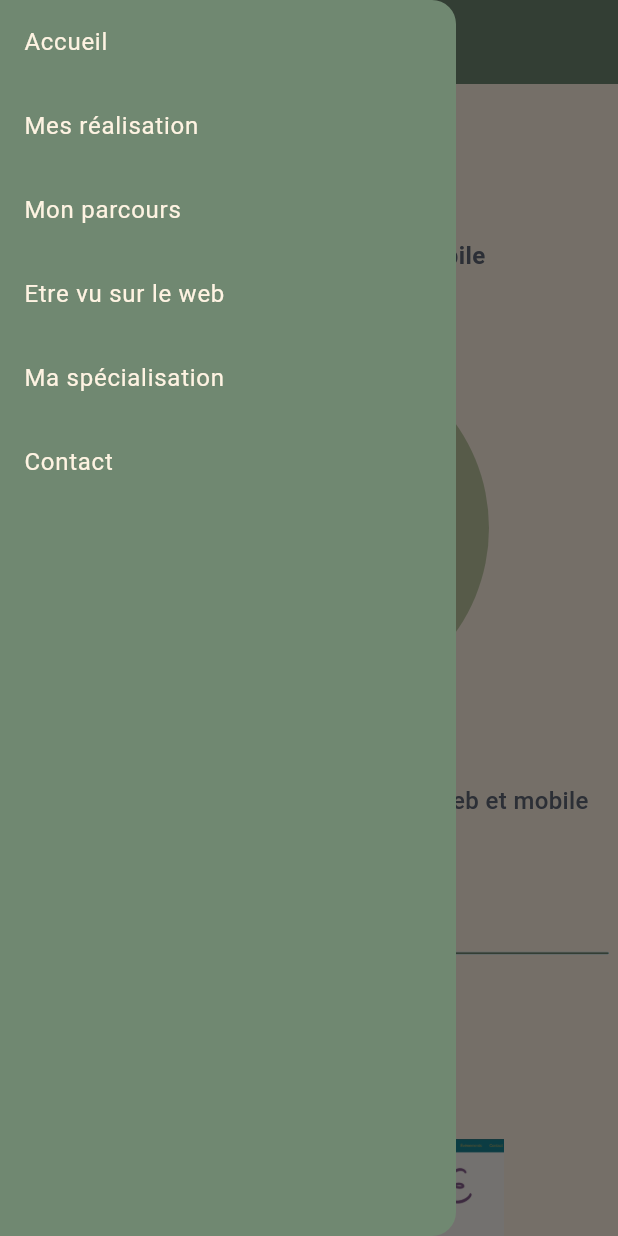
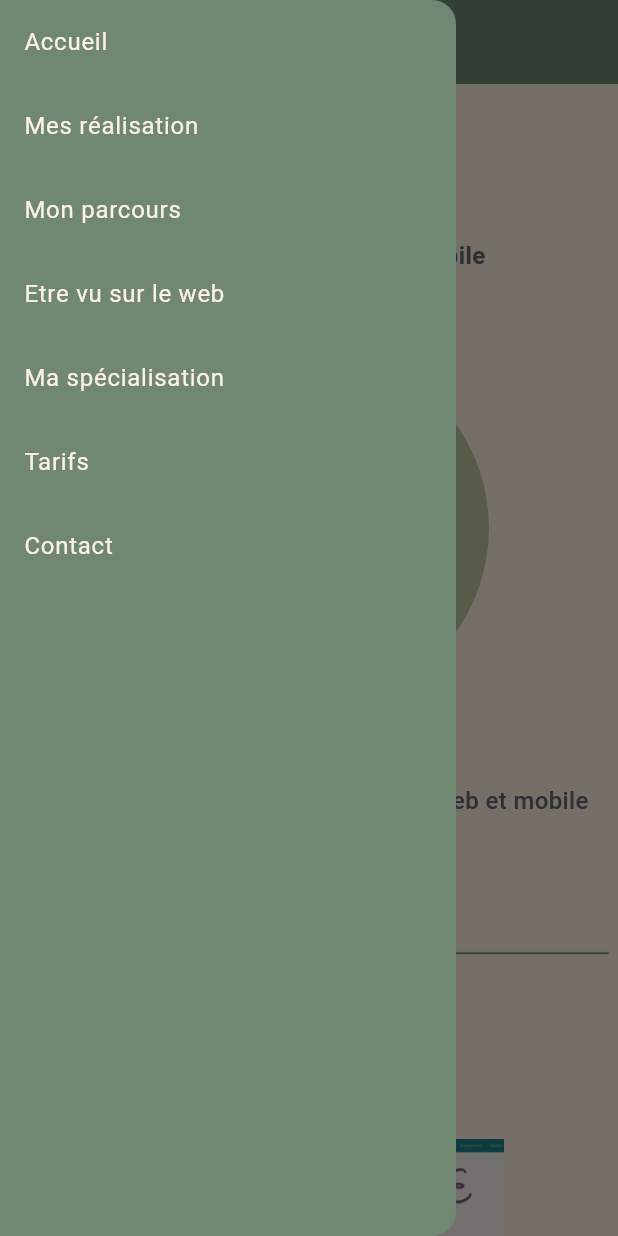
Before and after one commit to pickypou/mon_site_cv, a Flutter app: the screen it shows after launch, with the side drawer open, on a phone screen of 412 x 824 dp. Run offline on Flutter 3.47's test engine with Material 3 defaults, Android fonts, the phone set to English and light mode, and no system bars; our stand-ins replace cloud_firestore, cloud_functions, firebase_core, firebase_storage, get_it, go_router and 2 more; accounts and stored records are empty; statements that could not run were skipped.

Commit message:
ajout section tarifs

```diff
--- a/lib/ui/common/widgets/custom_appbar.dart
+++ b/lib/ui/common/widgets/custom_appbar.dart
@@ -51,6 +51,7 @@ class CustomAppBar extends StatelessWidget implements PreferredSizeWidget {
             _buildNavItem(context, 'Mon parcours', 'parcours'),
             _buildNavItem(context, 'Etre vu sur le web', 'viewWeb'),
             _buildNavItem(context, 'Ma spécialisation', 'flutter'),
+            _buildNavItem(context, 'Tarifs', 'tarifs'),
             _buildNavItem(context, 'Contact', 'contact'),
           ],
       ],
@@ -79,6 +80,7 @@ class CustomDrawer extends StatelessWidget {
   final GlobalKey parcours;
   final GlobalKey viewWeb;
   final GlobalKey flutter;
+  final GlobalKey tarifs;
   final GlobalKey contact;
 
   const CustomDrawer({
@@ -88,6 +90,7 @@ class CustomDrawer extends StatelessWidget {
     required this.parcours,
     required this.viewWeb,
     required this.flutter,
+    required this.tarifs,
     required this.contact,
   });
 
@@ -145,6 +148,13 @@ class CustomDrawer extends StatelessWidget {
             },
           ),
           ListTile(
+            title: Text('Tarifs', style: TextStyle(color: Theme.of(context).colorScheme.surface)),
+            onTap: () {
+              _scrollToSection(tarifs);
+              Navigator.pop(context);
+            },
+          ),
+          ListTile(
             title: Text('Contact', style: TextStyle(color: Theme.of(context).colorScheme.surface)),
             onTap: () {
               _scrollToSection(contact);
--- a/lib/ui/viewall_module/view_all.dart
+++ b/lib/ui/viewall_module/view_all.dart
@@ -1,6 +1,7 @@
 import 'package:flutter/material.dart';
 import 'package:mon_site_cv/ui/contact/contact_view.dart';
 import 'package:mon_site_cv/ui/raison_flutter/raison_flutter.dart';
+import 'package:mon_site_cv/ui/tarifs_page/tarifs_page.dart';
 
 import '../common/widgets/custom_appbar.dart';
 import '../common/widgets/footer.dart';
@@ -15,6 +16,7 @@ class ViewAll extends StatelessWidget {
   final GlobalKey parcours = GlobalKey();
   final GlobalKey viewWeb = GlobalKey();
   final GlobalKey flutter = GlobalKey();
+  final GlobalKey tarifs = GlobalKey();
   final GlobalKey contact = GlobalKey();
 
   // Utilisez un seul ScrollController pour la vue principale
@@ -40,6 +42,10 @@ class ViewAll extends StatelessWidget {
       case 'flutter':  // Assurez-vous que cela correspond à ce que vous utilisez dans l'AppBar
         key = flutter;
         break;
+        case 'tarifs':
+          key = tarifs;
+          break;
+
       case 'contact':
         key = contact;
         break;
@@ -71,6 +77,7 @@ class ViewAll extends StatelessWidget {
         parcours: parcours,
         viewWeb: viewWeb,
         flutter: flutter,
+        tarifs: tarifs,
         contact: contact,
 
      )
@@ -111,6 +118,10 @@ class ViewAll extends StatelessWidget {
             const SizedBox(height: 35),
             Image.asset("assets/images/divider.png"),
             const SizedBox(height: 35),
+            TarifsPage(key: tarifs,),
+            const SizedBox(height: 35),
+            Image.asset("assets/images/divider.png"),
+            const SizedBox(height: 35),
             ContactView(key:contact),
             const SizedBox(height: 35),
             const Footer(),
```
Also changed, not shown: lib/ui/tarifs_page/tarifs_page.dart (added, +77 -0 lines), 1 other file.
